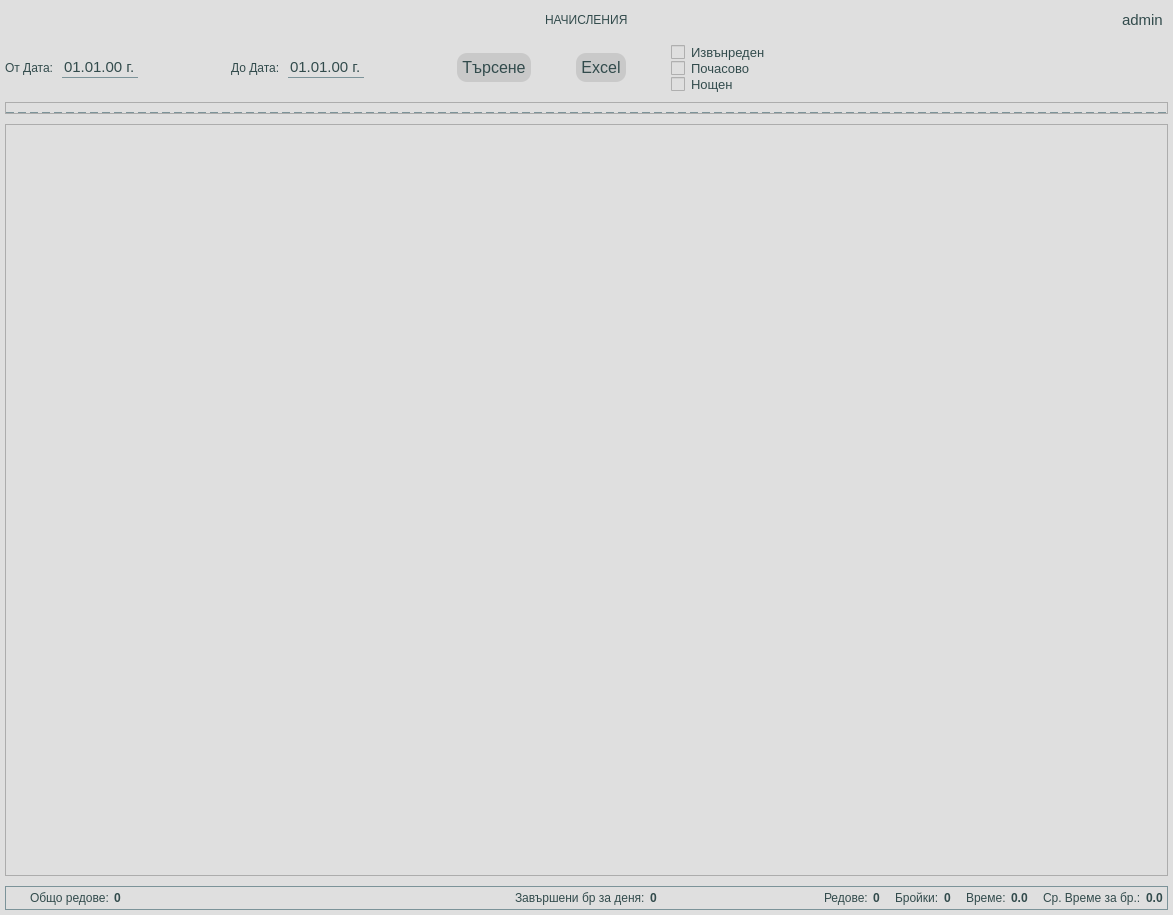
This is app/ui/widgets/customPaymentsWidget.ui in DevilPhp/WorkSalary.v01 as Qt 5 draws it before an edit. The edited form follows.
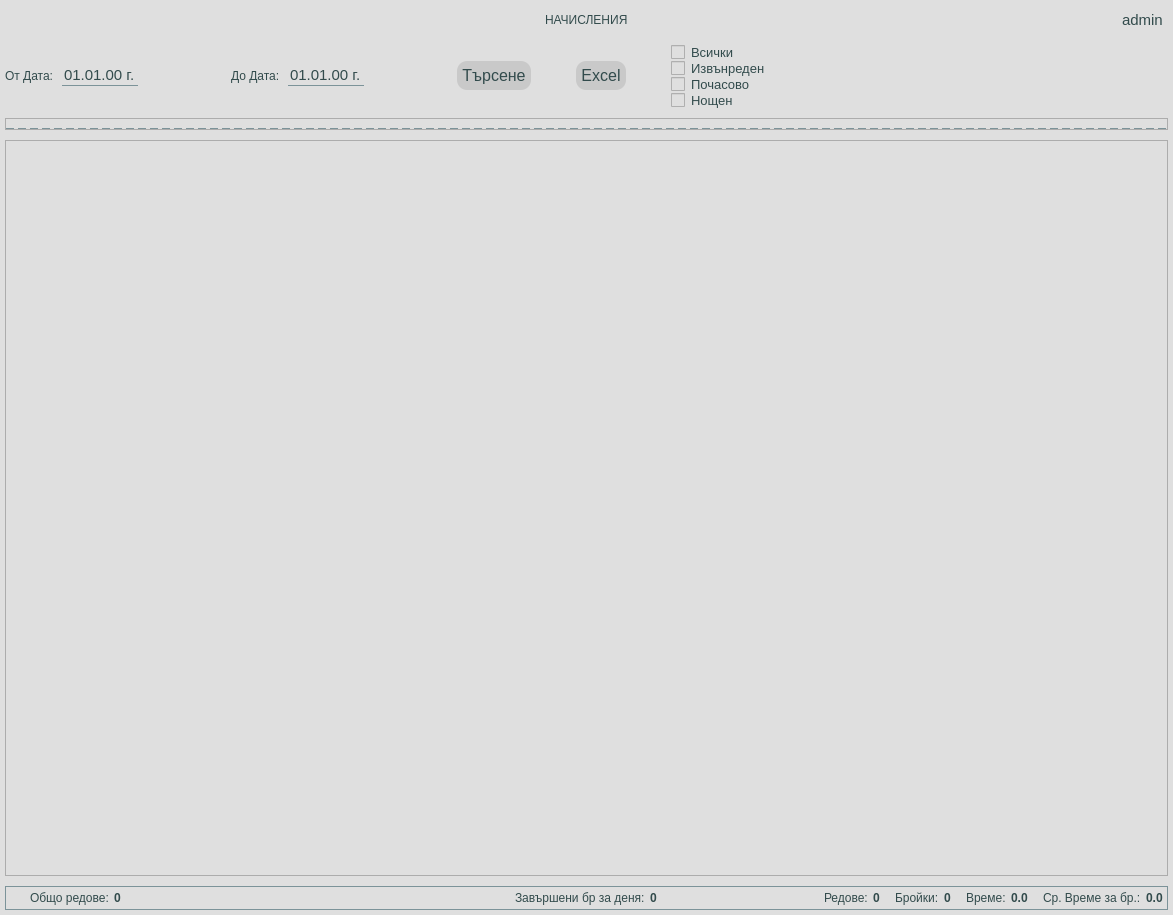
This is the edited form. Icons and pictures are not drawn.

The edit to the form file:
```diff
--- a/app/ui/widgets/customPaymentsWidget.ui
+++ b/app/ui/widgets/customPaymentsWidget.ui
@@ -509,6 +509,13 @@
                <property name="bottomMargin">
                 <number>0</number>
                </property>
+               <item>
+                <widget class="QCheckBox" name="selectAllCheckBox">
+                 <property name="text">
+                  <string>Всички</string>
+                 </property>
+                </widget>
+               </item>
                <item>
                 <widget class="QCheckBox" name="overtimeCheckBox">
                  <property name="text">
@@ -580,7 +587,7 @@
         <x>0</x>
         <y>0</y>
         <width>1161</width>
-        <height>737</height>
+        <height>719</height>
        </rect>
       </property>
       <layout class="QVBoxLayout" name="verticalLayout_12">
```
